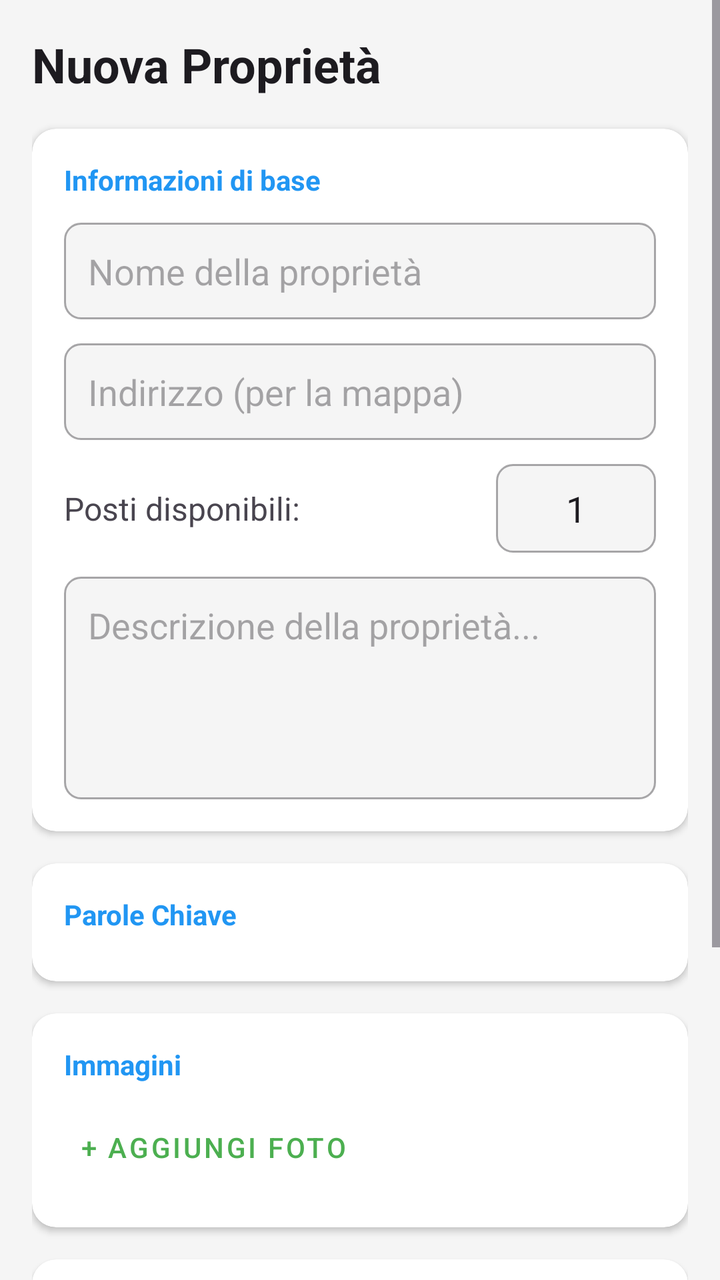
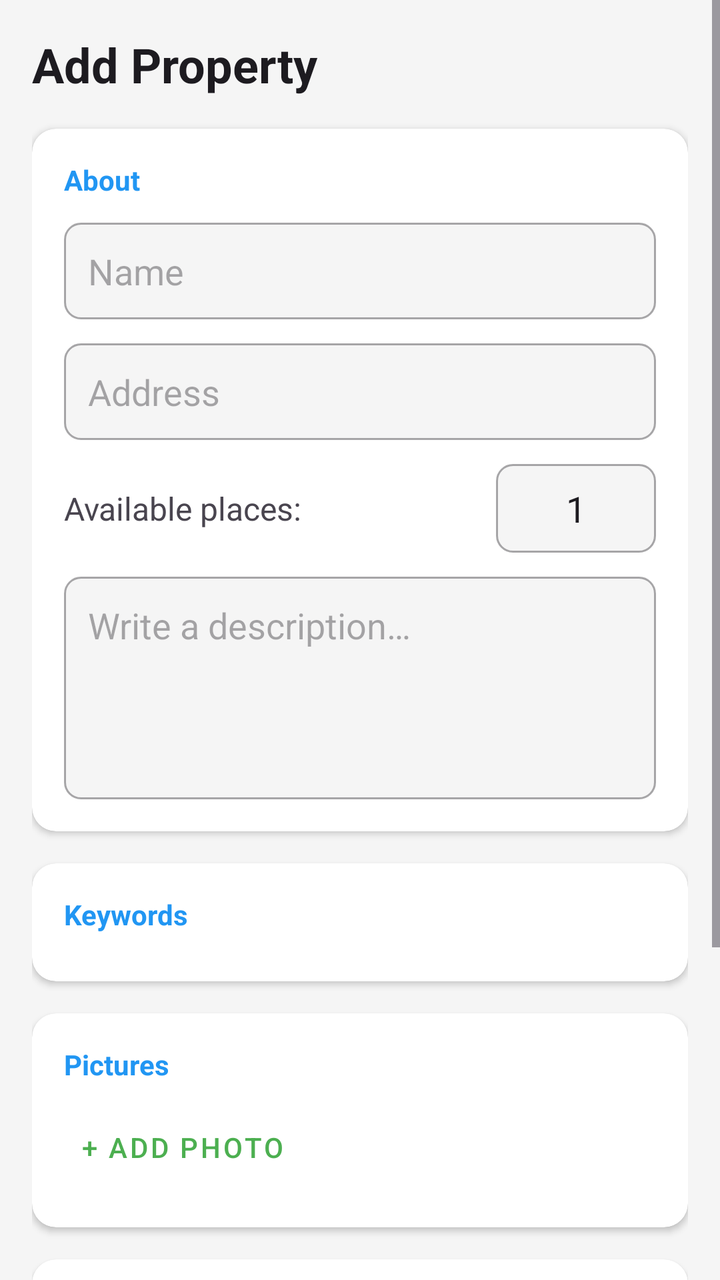

The first picture is an Android layout as it rendered before a commit; the second is the same layout after the commit. The layout source and the unified diff follow.
<!-- AndroidManifest.xml: application theme Theme.MiCasaEsTuCasa -->
<!-- res/layout/aggiungi_proprieta.xml -->
<?xml version="1.0" encoding="utf-8"?>
<ScrollView
    xmlns:android="http://schemas.android.com/apk/res/android"
    xmlns:app="http://schemas.android.com/apk/res-auto"
    xmlns:tools="http://schemas.android.com/tools"
    android:layout_width="match_parent"
    android:layout_height="match_parent"
    android:background="@color/backgroundColor"
    android:fillViewport="true">

    <LinearLayout
        android:layout_width="match_parent"
        android:layout_height="wrap_content"
        android:orientation="vertical"
        android:padding="16dp">

        <TextView
            android:layout_width="match_parent"
            android:layout_height="wrap_content"
            android:text="Nuova Proprietà"
            android:textSize="24sp"
            android:textStyle="bold"
            android:textColor="?android:attr/textColorPrimary"
            android:layout_marginBottom="16dp"/>

        <androidx.cardview.widget.CardView
            android:layout_width="match_parent"
            android:layout_height="wrap_content"
            android:layout_marginBottom="16dp"
            app:cardCornerRadius="12dp"
            app:cardElevation="2dp">

            <LinearLayout
                android:layout_width="match_parent"
                android:layout_height="wrap_content"
                android:orientation="vertical"
                android:padding="16dp">

                <TextView
                    android:layout_width="wrap_content"
                    android:layout_height="wrap_content"
                    android:text="Informazioni di base"
                    android:textStyle="bold"
                    android:textColor="@color/primary"
                    android:layout_marginBottom="12dp"/>

                <EditText
                    android:id="@+id/etPropertyName"
                    android:layout_width="match_parent"
                    android:layout_height="wrap_content"
                    android:hint="Nome della proprietà"
                    android:inputType="textCapSentences"
                    android:layout_marginBottom="12dp"
                    android:padding="12dp"
                    android:background="@drawable/edittext_background"/>

                <EditText
                    android:id="@+id/etPropertyAddress"
                    android:layout_width="match_parent"
                    android:layout_height="wrap_content"
                    android:hint="Indirizzo (per la mappa)"
                    android:inputType="textPostalAddress"
                    android:layout_marginBottom="12dp"
                    android:padding="12dp"
                    android:background="@drawable/edittext_background"/>

                <LinearLayout
                    android:layout_width="match_parent"
                    android:layout_height="wrap_content"
                    android:orientation="horizontal"
                    android:gravity="center_vertical"
                    android:layout_marginBottom="12dp">

                    <TextView
                        android:layout_width="0dp"
                        android:layout_height="wrap_content"
                        android:layout_weight="1"
                        android:text="Posti disponibili:"
                        android:textSize="16sp"/>

                    <EditText
                        android:id="@+id/etPropertySpots"
                        android:layout_width="80dp"
                        android:layout_height="wrap_content"
                        android:hint="1"
                        android:inputType="number"
                        android:text="1"
                        android:gravity="center"
                        android:padding="10dp"
                        android:background="@drawable/edittext_background"/>
                </LinearLayout>

                <EditText
                    android:id="@+id/etPropertyDescription"
                    android:layout_width="match_parent"
                    android:layout_height="wrap_content"
                    android:hint="Descrizione della proprietà..."
                    android:inputType="textMultiLine"
                    android:lines="4"
                    android:gravity="top"
                    android:padding="12dp"
                    android:background="@drawable/edittext_background"/>
            </LinearLayout>
        </androidx.cardview.widget.CardView>

        <androidx.cardview.widget.CardView
            android:layout_width="match_parent"
            android:layout_height="wrap_content"
            android:layout_marginBottom="16dp"
            app:cardCornerRadius="12dp"
            app:cardElevation="2dp">

            <LinearLayout
                android:layout_width="match_parent"
                android:layout_height="wrap_content"
                android:orientation="vertical"
                android:padding="16dp">

                <TextView
                    android:layout_width="wrap_content"
                    android:layout_height="wrap_content"
                    android:text="Parole Chiave"
                    android:textStyle="bold"
                    android:textColor="@color/primary"
                    android:layout_marginBottom="8dp"/>

                <com.google.android.material.chip.ChipGroup
                    android:id="@+id/cgKeywords"
                    android:layout_width="match_parent"
                    android:layout_height="wrap_content"
                    app:chipSpacing="8dp" />
            </LinearLayout>
        </androidx.cardview.widget.CardView>

        <androidx.cardview.widget.CardView
            android:layout_width="match_parent"
            android:layout_height="wrap_content"
            android:layout_marginBottom="16dp"
            app:cardCornerRadius="12dp"
            app:cardElevation="2dp">

            <LinearLayout
                android:layout_width="match_parent"
                android:layout_height="wrap_content"
                android:orientation="vertical"
                android:padding="16dp">

                <TextView
                    android:layout_width="wrap_content"
                    android:layout_height="wrap_content"
                    android:text="Immagini"
                    android:textStyle="bold"
                    android:textColor="@color/primary"
                    android:layout_marginBottom="8dp"/>

                <Button
                    android:id="@+id/btnAddImage"
                    style="@style/Widget.MaterialComponents.Button.TextButton"
                    android:layout_width="wrap_content"
                    android:layout_height="wrap_content"
                    android:text="+ Aggiungi Foto"
                    android:textColor="@color/secondary" />

                <androidx.recyclerview.widget.RecyclerView
                    android:id="@+id/rvPropertyImages"
                    android:layout_width="match_parent"
                    android:layout_height="wrap_content"
                    android:orientation="horizontal"
                    app:layoutManager="androidx.recyclerview.widget.LinearLayoutManager"
                    tools:listitem="@layout/item_image_preview" />
            </LinearLayout>
        </androidx.cardview.widget.CardView>

        <androidx.cardview.widget.CardView
            android:layout_width="match_parent"
            android:layout_height="wrap_content"
            android:layout_marginBottom="24dp"
            app:cardCornerRadius="12dp"
            app:cardElevation="2dp">

            <LinearLayout
                android:layout_width="match_parent"
                android:layout_height="wrap_content"
                android:orientation="vertical"
                android:padding="16dp">

                <TextView
                    android:layout_width="wrap_content"
                    android:layout_height="wrap_content"
                    android:text="Disponibilità e Prezzi"
                    android:textStyle="bold"
                    android:textColor="@color/primary"
                    android:layout_marginBottom="8dp"/>

                <LinearLayout
                    android:id="@+id/llAvailabilityContainer"
                    android:layout_width="match_parent"
                    android:layout_height="wrap_content"
                    android:orientation="vertical" />

                <Button
                    android:id="@+id/btnAddAvailability"
                    style="@style/Widget.MaterialComponents.Button.OutlinedButton"
                    android:layout_width="match_parent"
                    android:layout_height="wrap_content"
                    android:text="Aggiungi Periodo"
                    android:textColor="@color/secondary"
                    app:strokeColor="@color/secondary" />
            </LinearLayout>
        </androidx.cardview.widget.CardView>

        <ProgressBar
            android:id="@+id/progressBar"
            android:layout_width="40dp"
            android:layout_height="40dp"
            android:layout_gravity="center"
            android:visibility="gone"
            android:indeterminateTint="@color/primary"/>

        <Button
            android:id="@+id/btnSaveProperty"
            android:layout_width="match_parent"
            android:layout_height="56dp"
            android:text="Salva Proprietà"
            android:backgroundTint="@color/primary"
            android:textColor="?android:attr/colorBackground"
            app:cornerRadius="28dp"
            android:layout_marginBottom="32dp"/>

    </LinearLayout>
</ScrollView>
<!-- res/layout/item_image_preview.xml (included above) -->
<?xml version="1.0" encoding="utf-8"?>
<FrameLayout
    xmlns:android="http://schemas.android.com/apk/res/android"
    xmlns:app="http://schemas.android.com/apk/res-auto"
    android:layout_width="110dp"
    android:layout_height="110dp"
    android:layout_marginEnd="8dp">

    <androidx.cardview.widget.CardView
        android:layout_width="100dp"
        android:layout_height="100dp"
        android:layout_gravity="bottom|start"
        app:cardCornerRadius="12dp"
        app:cardElevation="2dp">

        <ImageView
            android:id="@+id/ivPreview"
            android:layout_width="match_parent"
            android:layout_height="match_parent"
            android:scaleType="centerCrop"
            android:src="@color/light_gray" />
    </androidx.cardview.widget.CardView>

    <androidx.cardview.widget.CardView
        android:layout_width="28dp"
        android:layout_height="28dp"
        android:layout_gravity="top|end"
        app:cardBackgroundColor="@color/red"
        app:cardCornerRadius="14dp"
        app:cardElevation="4dp">

        <ImageButton
            android:id="@+id/btnDeleteImg"
            android:layout_width="match_parent"
            android:layout_height="match_parent"
            android:background="?attr/selectableItemBackgroundBorderless"
            android:padding="6dp"
            android:scaleType="fitCenter"
            android:src="@android:drawable/ic_menu_close_clear_cancel"
            app:tint="@color/white" />
    </androidx.cardview.widget.CardView>

</FrameLayout>
<!-- resources referenced by this layout -->
<resources>
  <color name="backgroundColor">#F5F5F5</color>
  <color name="light_gray">#E0E0E0</color>
  <color name="primary">#2196F3</color>
  <color name="red">#F44336</color>
  <color name="secondary">#4CAF50</color>
  <color name="white">#FFFFFF</color>
  <!-- drawable edittext_background (drawable) -->
  <?xml version="1.0" encoding="utf-8"?>
  <shape xmlns:android="http://schemas.android.com/apk/res/android">
      <solid android:color="?android:attr/colorBackground"/>
      <stroke
          android:width="1dp"
          android:color="?android:attr/textColorHint"/>
      <corners android:radius="8dp"/>
  </shape>
  <style name="Theme.MiCasaEsTuCasa" parent="Base.Theme.MiCasaEsTuCasa" />
  <style name="Base.Theme.MiCasaEsTuCasa" parent="Theme.Material3.DayNight.NoActionBar">
          
          <item name="colorPrimary">@color/primary</item>
          <item name="colorPrimaryVariant">@color/primary_dark</item>
          <item name="colorOnPrimary">@color/white</item>
  
          
          <item name="colorSecondary">@color/secondary</item>
          <item name="colorSecondaryVariant">@color/secondary_dark</item>
          <item name="colorOnSecondary">@color/black</item>
  
          
          <item name="android:colorBackground">@color/backgroundColor</item>
          <item name="colorSurface">@color/white</item>
          <item name="colorError">@color/red</item>
  
          
          <item name="android:statusBarColor">@color/primary_dark</item>
          <item name="android:navigationBarColor">@color/primary_dark</item>
      </style>
  <color name="primary_dark">#1976D2</color>
  <color name="secondary_dark">#388E3C</color>
  <color name="black">#000000</color>
</resources>

<!-- the commit's change to res/layout/aggiungi_proprieta.xml (unified diff, before → after) -->
@@ -17,7 +17,7 @@
         <TextView
             android:layout_width="match_parent"
             android:layout_height="wrap_content"
-            android:text="Nuova Proprietà"
+            android:text="@string/nuova_propriet"
             android:textSize="24sp"
             android:textStyle="bold"
             android:textColor="?android:attr/textColorPrimary"
@@ -39,7 +39,7 @@
                 <TextView
                     android:layout_width="wrap_content"
                     android:layout_height="wrap_content"
-                    android:text="Informazioni di base"
+                    android:text="@string/informazioni_di_base"
                     android:textStyle="bold"
                     android:textColor="@color/primary"
                     android:layout_marginBottom="12dp"/>
@@ -48,7 +48,7 @@
                     android:id="@+id/etPropertyName"
                     android:layout_width="match_parent"
                     android:layout_height="wrap_content"
-                    android:hint="Nome della proprietà"
+                    android:hint="@string/nome_della_propriet"
                     android:inputType="textCapSentences"
                     android:layout_marginBottom="12dp"
                     android:padding="12dp"
@@ -58,7 +58,7 @@
                     android:id="@+id/etPropertyAddress"
                     android:layout_width="match_parent"
                     android:layout_height="wrap_content"
-                    android:hint="Indirizzo (per la mappa)"
+                    android:hint="@string/indirizzo_per_la_mappa"
                     android:inputType="textPostalAddress"
                     android:layout_marginBottom="12dp"
                     android:padding="12dp"
@@ -75,7 +75,7 @@
                         android:layout_width="0dp"
                         android:layout_height="wrap_content"
                         android:layout_weight="1"
-                        android:text="Posti disponibili:"
+                        android:text="@string/posti_disponibili"
                         android:textSize="16sp"/>
 
                     <EditText
@@ -94,7 +94,7 @@
                     android:id="@+id/etPropertyDescription"
                     android:layout_width="match_parent"
                     android:layout_height="wrap_content"
-                    android:hint="Descrizione della proprietà..."
+                    android:hint="@string/descrizione_della_propriet"
                     android:inputType="textMultiLine"
                     android:lines="4"
                     android:gravity="top"
@@ -119,7 +119,7 @@
                 <TextView
                     android:layout_width="wrap_content"
                     android:layout_height="wrap_content"
-                    android:text="Parole Chiave"
+                    android:text="@string/parole_chiave"
                     android:textStyle="bold"
                     android:textColor="@color/primary"
                     android:layout_marginBottom="8dp"/>
@@ -148,7 +148,7 @@
                 <TextView
                     android:layout_width="wrap_content"
                     android:layout_height="wrap_content"
-                    android:text="Immagini"
+                    android:text="@string/immagini"
                     android:textStyle="bold"
                     android:textColor="@color/primary"
                     android:layout_marginBottom="8dp"/>
@@ -158,7 +158,7 @@
                     style="@style/Widget.MaterialComponents.Button.TextButton"
                     android:layout_width="wrap_content"
                     android:layout_height="wrap_content"
-                    android:text="+ Aggiungi Foto"
+                    android:text="@string/aggiungi_foto"
                     android:textColor="@color/secondary" />
 
                 <androidx.recyclerview.widget.RecyclerView
@@ -187,7 +187,7 @@
                 <TextView
                     android:layout_width="wrap_content"
                     android:layout_height="wrap_content"
-                    android:text="Disponibilità e Prezzi"
+                    android:text="@string/disponibilit_e_prezzi"
                     android:textStyle="bold"
                     android:textColor="@color/primary"
                     android:layout_marginBottom="8dp"/>
@@ -203,7 +203,7 @@
                     style="@style/Widget.MaterialComponents.Button.OutlinedButton"
                     android:layout_width="match_parent"
                     android:layout_height="wrap_content"
-                    android:text="Aggiungi Periodo"
+                    android:text="@string/aggiungi_periodo"
                     android:textColor="@color/secondary"
                     app:strokeColor="@color/secondary" />
             </LinearLayout>
@@ -221,7 +221,7 @@
             android:id="@+id/btnSaveProperty"
             android:layout_width="match_parent"
             android:layout_height="56dp"
-            android:text="Salva Proprietà"
+            android:text="@string/salva_propriet"
             android:backgroundTint="@color/primary"
             android:textColor="?android:attr/colorBackground"
             app:cornerRadius="28dp"
<!-- resource entries referenced after the edit -->
@@ -15,6 +15,18 @@
           android:color="?android:attr/textColorHint"/>
       <corners android:radius="8dp"/>
   </shape>
+  <string name="aggiungi_foto">+ Add photo</string>
+  <string name="aggiungi_periodo">Add date</string>
+  <string name="descrizione_della_propriet">Write a description…</string>
+  <string name="disponibilit_e_prezzi">Availability and prices</string>
+  <string name="immagini">Pictures</string>
+  <string name="indirizzo_per_la_mappa">Address</string>
+  <string name="informazioni_di_base">About</string>
+  <string name="nome_della_propriet">Name</string>
+  <string name="nuova_propriet">Add Property</string>
+  <string name="parole_chiave">Keywords</string>
+  <string name="posti_disponibili">Available places:</string>
+  <string name="salva_propriet">Save</string>
   <style name="Theme.MiCasaEsTuCasa" parent="Base.Theme.MiCasaEsTuCasa" />
   <style name="Base.Theme.MiCasaEsTuCasa" parent="Theme.Material3.DayNight.NoActionBar">
           
